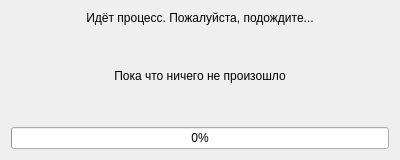
This is src/s21_app/ui/progress_window.ui in UnWaDo/mlp as Qt 5 draws it before an edit. The edited form follows.
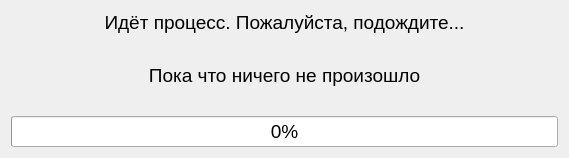
This is the edited form.

What changed in the file:
```diff
--- a/src/s21_app/ui/progress_window.ui
+++ b/src/s21_app/ui/progress_window.ui
@@ -6,10 +6,15 @@
    <rect>
     <x>0</x>
     <y>0</y>
-    <width>400</width>
-    <height>160</height>
+    <width>569</width>
+    <height>158</height>
    </rect>
   </property>
+  <property name="font">
+   <font>
+    <pointsize>14</pointsize>
+   </font>
+  </property>
   <property name="windowTitle">
    <string>Даже нейросеть обучается...</string>
   </property>
```
